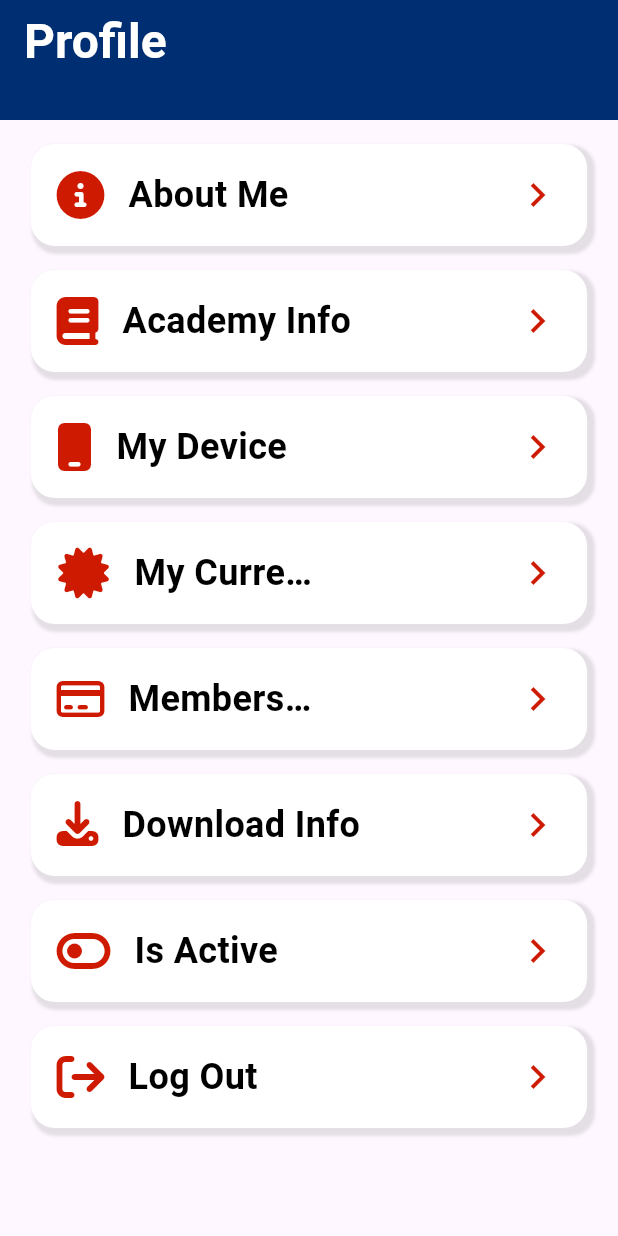
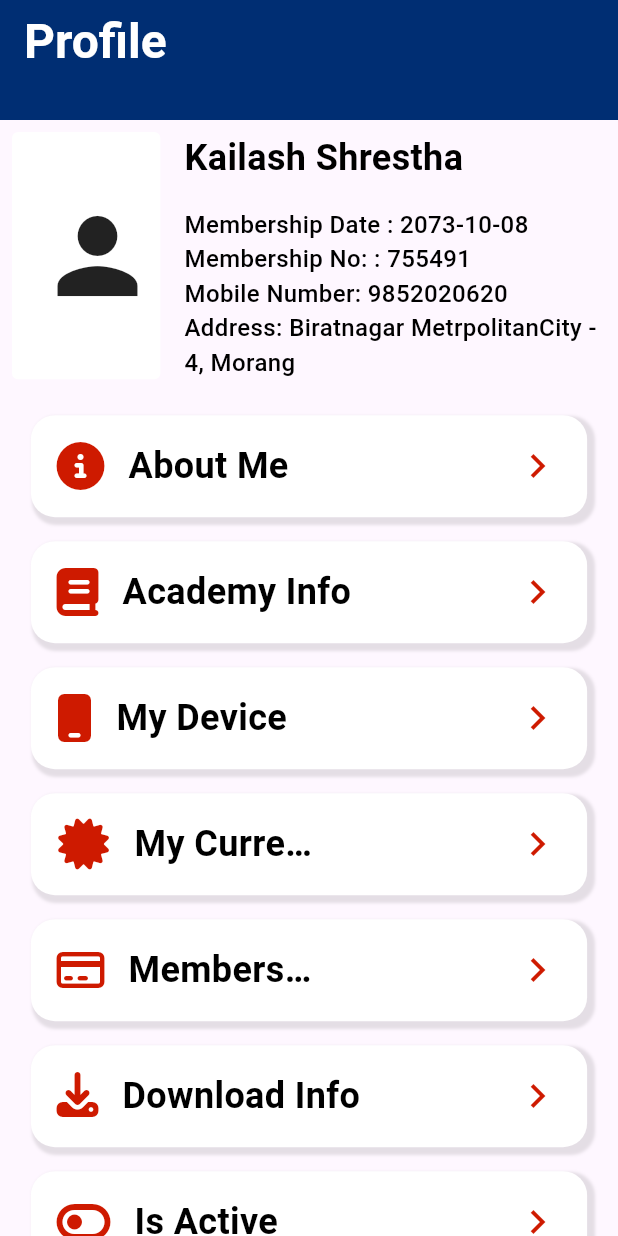
Before and after one commit to Farhanansari23/bross_solution, a Flutter app: the screen it shows after launch, on a phone screen of 412 x 824 dp. Run offline on Flutter 3.47's test engine with Material 3 defaults, Android fonts, the light colour scheme and no system bars; our stand-ins replace carousel_slider, font_awesome_flutter.

Commit message:
FA-NM-01: working on profile page

```diff
--- a/lib/pages/profile/profile_page.dart
+++ b/lib/pages/profile/profile_page.dart
@@ -3,6 +3,8 @@ import 'package:bross_solution/resources/custom_container.dart';
 import 'package:bross_solution/resources/custom_text.dart';
 import 'package:flutter/material.dart';
 import 'package:font_awesome_flutter/font_awesome_flutter.dart';
+
+import 'about_me.dart';
 
 class ProfilePage extends StatefulWidget {
   const ProfilePage({super.key});
@@ -34,10 +36,47 @@ class _ProfilePageState extends State<ProfilePage> {
           ],
         ),
         SliverToBoxAdapter(
+          child: Row(
+            mainAxisAlignment: MainAxisAlignment.start,
+            children: [
+              CustomContainer(
+                  child: Icon(Icons.person,size: 80,),
+                height: 0.20,
+                width: 0.24,
+                // color: CustomColors.lightRed,
+                horizontalMargin: 8,
+                verticalMargin: 8,
+                borderRadius: 4,
+              ),
+              SizedBox(width: 8,),
+              Container(
+                // color: Colors.yellow,
+                height: MediaQuery.of(context).size.height*0.20,
+                width: MediaQuery.of(context).size.width*0.7,
+                child: Column(
+                  crossAxisAlignment: CrossAxisAlignment.start,
+                  children: [
+                      CustomText(text: 'Kailash Shrestha',isHeading: true,),
+                      SizedBox(height: 16,),
+                      CustomText(text: 'Membership Date : 2073-10-08',isContent: true,textOverflow:TextOverflow.ellipsis,maxLines: 2,),
+                      CustomText(text: 'Membership No: : 755491',isContent: true,textOverflow:TextOverflow.ellipsis,maxLines: 2,),
+                      CustomText(text: 'Mobile Number: 9852020620',isContent: true,textOverflow:TextOverflow.ellipsis,maxLines: 2,),
+                      CustomText(text: 'Address: Biratnagar MetrpolitanCity - 4, Morang',isContent: true,textOverflow:TextOverflow.ellipsis,maxLines: 2,),
+                  ],
+                ),
+              ),
+            ],
+          ),
+        ),
+        SliverToBoxAdapter(
           child: Column(
             children: [
               SizedBox(height: 16,),
-              CustomContainer(
+              InkWell(
+                onTap: (){
+                  Navigator.push(context, MaterialPageRoute(builder: (context) => PersonalInfo()));
+                },
+                child: CustomContainer(
                   width: 0.9,
                     // verticalPad: 8,
                     horizontalPad: 16,
@@ -50,6 +89,7 @@ class _ProfilePageState extends State<ProfilePage> {
                        Spacer(),
                        Icon(Icons.chevron_right,size: 32,color: CustomColors.lightRed,)
                       ],
+                    ),
                 ),
               ),
               SizedBox(height: 16,),
```
Also changed, not shown: lib/pages/profile/about_me.dart (added, +83 -0 lines), lib/resources/custom_expansion_tile.dart (added, +119 -0 lines). Lines whose indentation alone changed are shown as unchanged.
